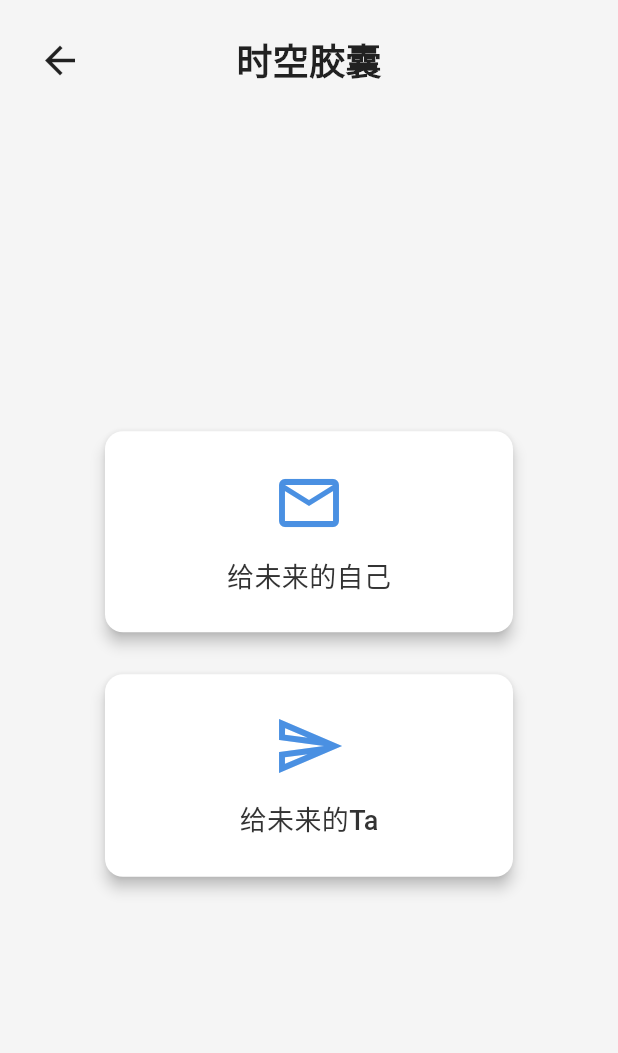
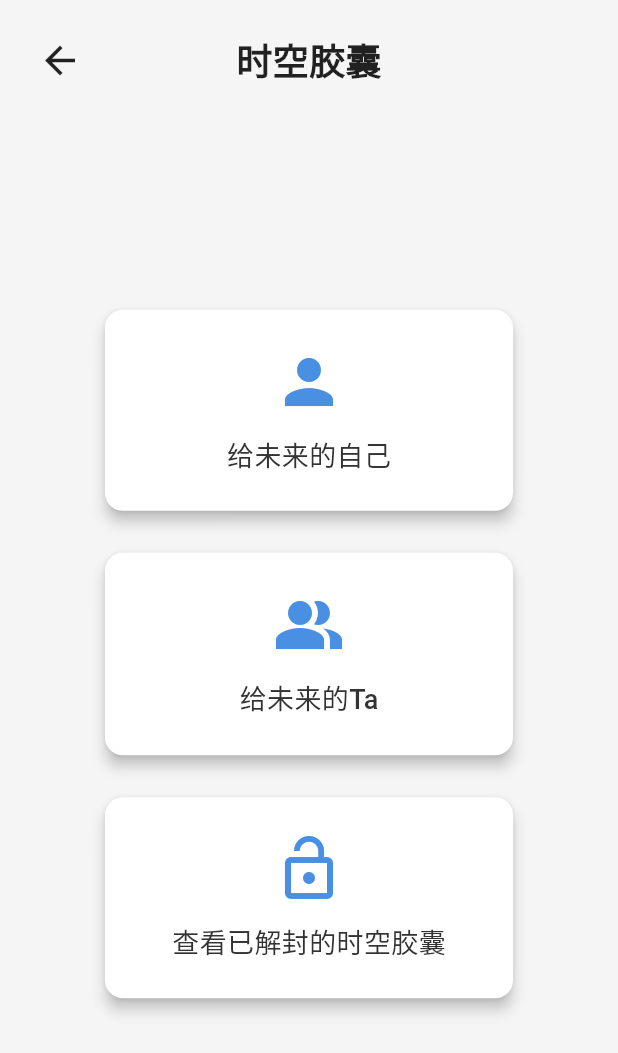
Before and after one commit to ycccccccy/qgzb, a Flutter app: the TimeCapsuleHome screen opened directly, on a phone screen of 412 x 824 dp. Shown: the top 1053 px of the screen. Run offline on Flutter 3.47's test engine with Material 3 defaults, Android fonts, the phone set to English and light mode, and no system bars; our stand-ins replace image_picker, shared_preferences, supabase_flutter; accounts and stored records are empty.

Commit message:
Add files via upload

```diff
--- a/lib/time_capsule_home.dart
+++ b/lib/time_capsule_home.dart
@@ -1,4 +1,5 @@
 import 'package:flutter/material.dart';
+import 'package:qgzb/Capsule_inbox.dart';
 import 'sendletter_to_me.dart';
 import 'sendletter_to_others.dart';
 import 'global_appbar.dart';
@@ -41,7 +42,7 @@ class TimeCapsuleHome extends StatelessWidget {
           width: 280,
           child: _buildCardButton(
             context,
-            icon: Icons.mail_outline,
+            icon: Icons.person,
             text: '给未来的自己',
             onPressed: () => Navigator.push(
               context,
@@ -53,11 +54,23 @@ class TimeCapsuleHome extends StatelessWidget {
            width: 280,
            child: _buildCardButton(
             context,
-            icon: Icons.send_outlined,
+            icon: Icons.people_alt,
             text: '给未来的Ta',
             onPressed: () => Navigator.push(
               context,
               MaterialPageRoute(builder: (_) => const SendToOthersPage()),
+            ),
+          ),
+         ),
+         SizedBox(
+           width: 280,
+           child: _buildCardButton(
+            context,
+            icon: Icons.lock_open,
+            text: '查看已解封的时空胶囊',
+            onPressed: () => Navigator.push(
+              context,
+              MaterialPageRoute(builder: (_) => const InboxPage()),
             ),
           ),
          ),
```
